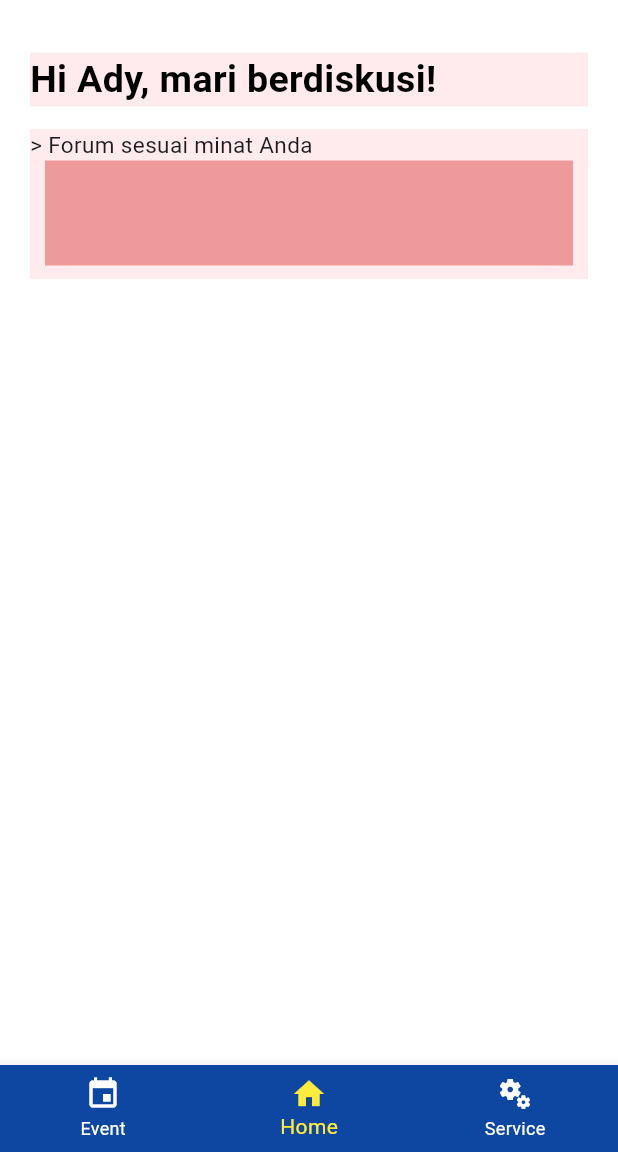
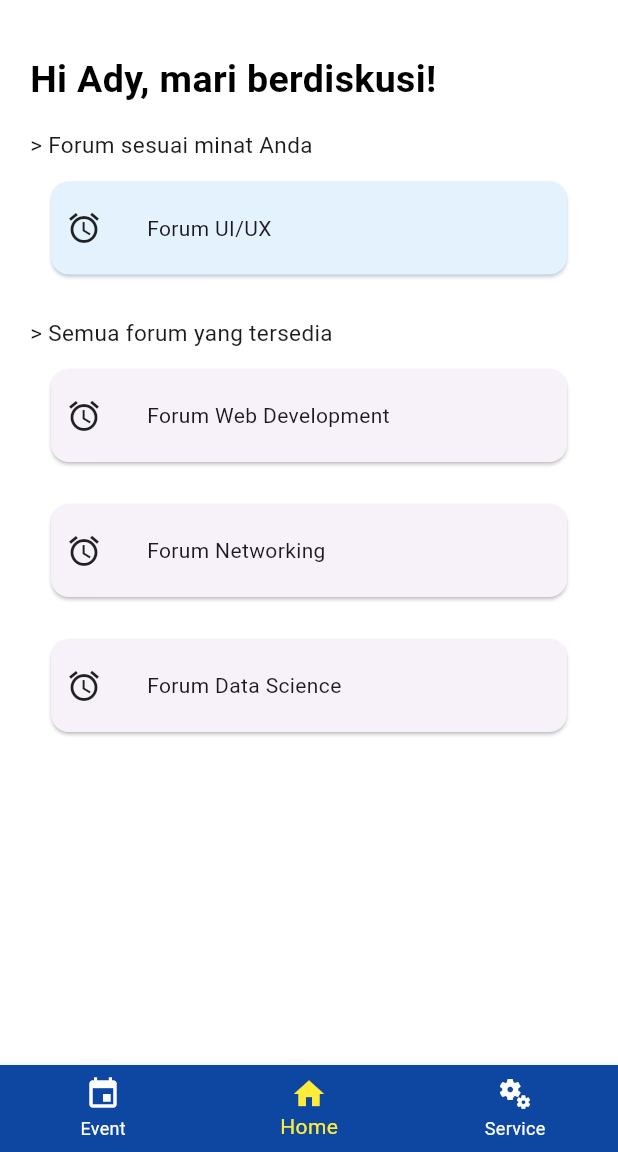
Before and after one commit to adyfp24/flutter-learn-basic, a Flutter app: the screen it shows after launch, on a phone screen of 412 x 824 dp, the part 84-1236 px from its top. Run offline on Flutter 3.47's test engine with Material 3 defaults, Android fonts, the phone set to English and light mode, and no system bars.

Commit message:
add widget card dan konten

```diff
--- a/lib/pages/homepage.dart
+++ b/lib/pages/homepage.dart
@@ -1,4 +1,5 @@
 import 'package:flutter/material.dart';
+import 'package:flutter101/pages/forum.dart';
 
 class Homepage extends StatefulWidget {
   const Homepage({Key? key}) : super(key: key);
@@ -8,6 +9,12 @@ class Homepage extends StatefulWidget {
 }
 
 class _HomepageState extends State<Homepage> {
+  void toForum() {
+    setState(() {
+      Navigator.push(context, MaterialPageRoute(builder: (context) => Forum()));
+    });
+  }
+
   @override
   Widget build(BuildContext context) {
     return Container(
@@ -19,7 +26,6 @@ class _HomepageState extends State<Homepage> {
           Padding(
               padding: EdgeInsets.symmetric(horizontal: 0),
               child: Container(
-                color: Colors.red[50],
                 margin: EdgeInsets.only(bottom: 15, top: 15),
                 alignment: Alignment.topLeft,
                 child: Text(
@@ -31,11 +37,10 @@ class _HomepageState extends State<Homepage> {
                 ),
               )),
           Container(
-            color: Colors.red[50],
-            height: 100,
+            height: 110,
             margin: EdgeInsets.only(bottom: 15),
             child: Column(
-              crossAxisAlignment: CrossAxisAlignment.stretch,
+              crossAxisAlignment: CrossAxisAlignment.start,
               children: [
                 Text(
                   '> Forum sesuai minat Anda',
@@ -43,12 +48,83 @@ class _HomepageState extends State<Homepage> {
                 ),
                 Container(
                   height: 70,
-                  color: Colors.red[200],
-                  margin: EdgeInsets.fromLTRB(10, 0, 10, 10),
+                  margin: EdgeInsets.fromLTRB(10, 10, 10, 10),
+                  child: GestureDetector(
+                    onTap: toForum,
+                    child: Card(
+                      color: Colors.blue[50],
+                      shadowColor: Colors.blue[100],
+                      child: Row(
+                        children: <Widget>[
+                          Container(margin: EdgeInsets.fromLTRB(10, 10, 30, 10) ,child: Icon(Icons.access_alarms),),
+                          Text('Forum UI/UX')
+                        ],
+                      ),
+                    ),
+                  ),
                 )
               ],
             ),
-          )
+          ),
+          Column( children:
+          [Container(
+            margin: EdgeInsets.only(bottom: 15),
+            child: Column(
+              crossAxisAlignment: CrossAxisAlignment.start,
+              children: [
+                Text(
+                  '> Semua forum yang tersedia',
+                  style: TextStyle(fontSize: 15, fontWeight: FontWeight.normal),
+                ),
+                Container(
+                  height: 70,
+                  margin: EdgeInsets.fromLTRB(10, 10, 10, 10),
+                  child: GestureDetector(
+                    onTap: toForum,
+                    child: Card(
+                      child: Row(
+                        children: <Widget>[
+                          Container(margin: EdgeInsets.fromLTRB(10, 10, 30, 10) ,child: Icon(Icons.access_alarms),),
+                          Text('Forum Web Development')
+                        ],
+                      ),
+                    ),
+                  ),
+                ),
+                Container(
+                  height: 70,
+                  margin: EdgeInsets.fromLTRB(10, 10, 10, 10),
+                  child: GestureDetector(
+                    onTap: toForum,
+                    child: Card(
+                      child: Row(
+                        children: <Widget>[
+                          Container(margin: EdgeInsets.fromLTRB(10, 10, 30, 10) ,child: Icon(Icons.access_alarms),),
+                          Text('Forum Networking')
+                        ],
+                      ),
+                    ),
+                  ),
+                ),
+                Container(
+                  height: 70,
+                  margin: EdgeInsets.fromLTRB(10, 10, 10, 10),
+                  child: GestureDetector(
+                    onTap: toForum,
+                    child: Card(
+                      child: Row(
+                        children: <Widget>[
+                          Container(margin: EdgeInsets.fromLTRB(10, 10, 30, 10) ,child: Icon(Icons.access_alarms),),
+                          Text('Forum Data Science')
+                        ],
+                      ),
+                    ),
+                  ),
+                )
+              ],
+            ),
+          ),
+          ]),
         ],
       ),
     );
```
Also changed, not shown: lib/api/api.dart (added).
